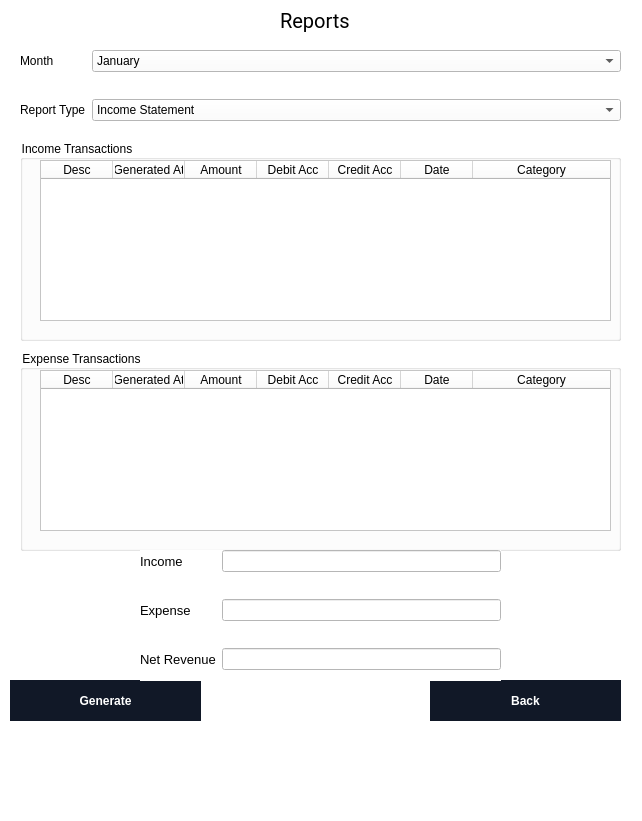
Above: UIs/ReportPage.ui from ahmedsilat44/Ledger before the change. Below: the same form after it.
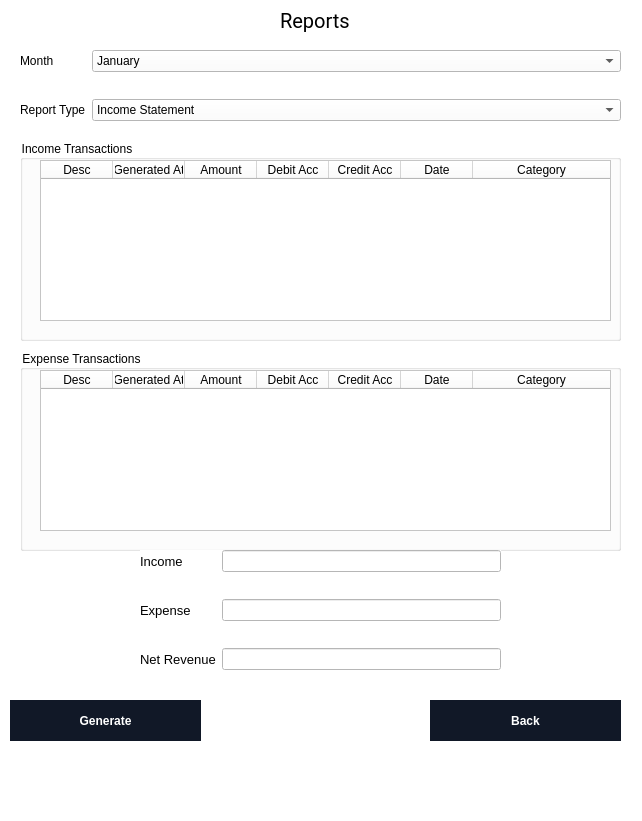
That is the form after the change.

```diff
--- a/UIs/ReportPage.ui
+++ b/UIs/ReportPage.ui
@@ -153,7 +153,7 @@
     <property name="geometry">
      <rect>
       <x>10</x>
-      <y>680</y>
+      <y>700</y>
       <width>191</width>
       <height>41</height>
      </rect>
@@ -184,7 +184,7 @@
     <property name="geometry">
      <rect>
       <x>430</x>
-      <y>680</y>
+      <y>700</y>
       <width>191</width>
       <height>41</height>
      </rect>
```
